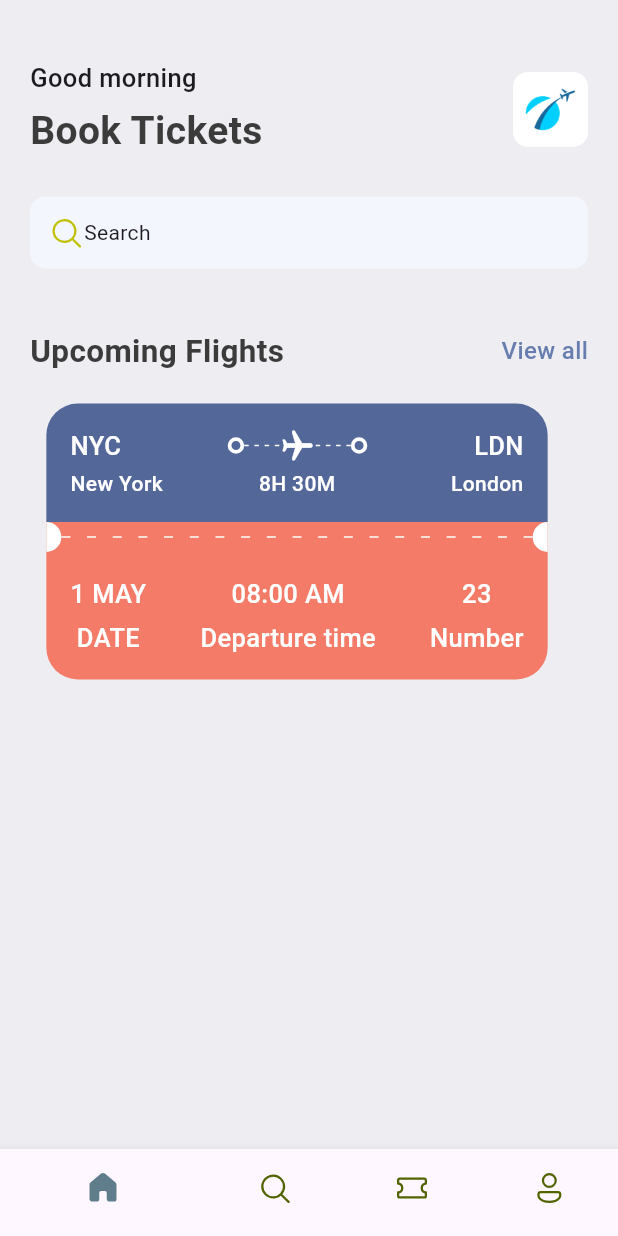
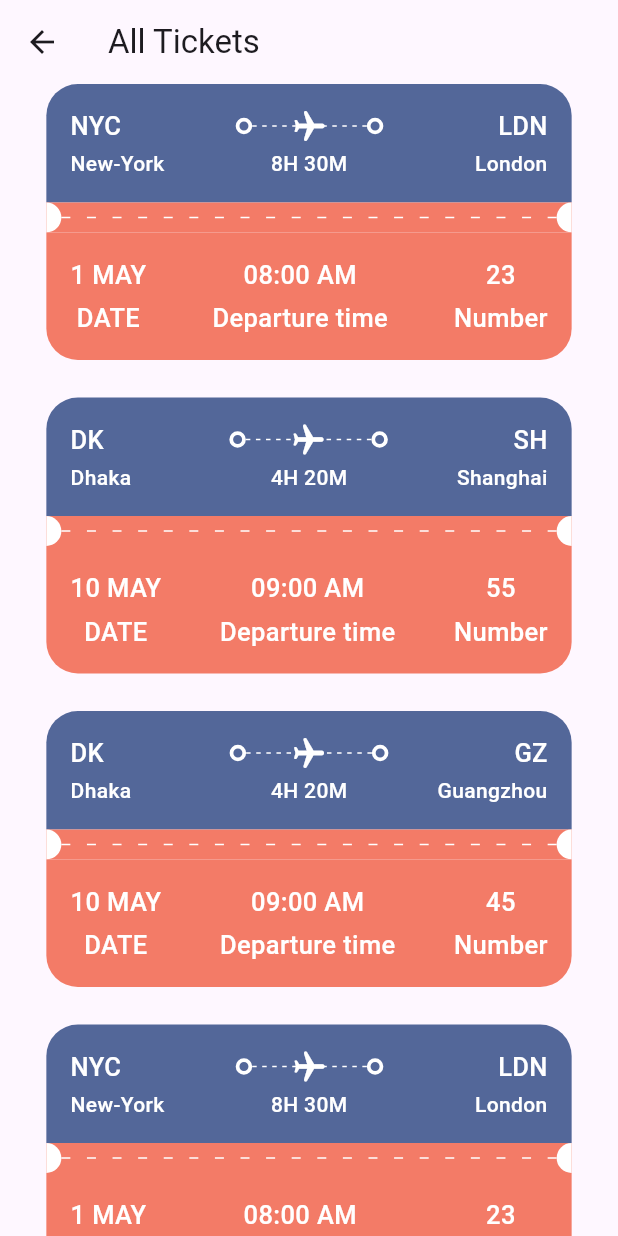
Before and after one commit to Bolutife-6978/Ticket_App, a Flutter app: the screen it shows after launch, after a tap on "View all", on a phone screen of 412 x 824 dp. Run offline on Flutter 3.47's test engine with Material 3 defaults, Android fonts, the phone set to English and light mode, and no system bars; our stand-ins replace fluentui_icons.

Commit message:
Ticket View All Page and MaterialPageRouter

```diff
--- /dev/null
+++ b/lib/base/utils/app_json.dart
@@ -0,0 +1,86 @@
+List<Map<String, dynamic>> ticketList = [
+  {
+    'from': {
+      'code':"NYC",
+      'name':"New-York"
+    },
+    'to': {
+      'code':"LDN",
+      'name':"London"
+    },
+    'flying_time': '8H 30M',
+    'date': "1 MAY",
+    'departure_time':"08:00 AM",
+    "number":23
+  },
+  {
+    'from': {
+      'code':"DK",
+      'name':"Dhaka"
+    },
+    'to': {
+      'code':"SH",
+      'name':"Shanghai"
+    },
+    'flying_time': '4H 20M',
+    'date': "10 MAY",
+    'departure_time':"09:00 AM",
+    "number":55
+  },
+  {
+    'from': {
+      'code':"DK",
+      'name':"Dhaka"
+    },
+    'to': {
+      'code':"GZ",
+      'name':"Guangzhou"
+    },
+    'flying_time': '4H 20M',
+    'date': "10 MAY",
+    'departure_time':"09:00 AM",
+    "number":45
+  },
+  {
+    'from': {
+      'code':"NYC",
+      'name':"New-York"
+    },
+    'to': {
+      'code':"LDN",
+      'name':"London"
+    },
+    'flying_time': '8H 30M',
+    'date': "1 MAY",
+    'departure_time':"08:00 AM",
+    "number":23
+  },
+  {
+    'from': {
+      'code':"DK",
+      'name':"Dhaka"
+    },
+    'to': {
+      'code':"SH",
+      'name':"Shanghai"
+    },
+    'flying_time': '4H 20M',
+    'date': "10 MAY",
+    'departure_time':"09:00 AM",
+    "number":55
+  },
+  {
+    'from': {
+      'code':"DK",
+      'name':"Dhaka"
+    },
+    'to': {
+      'code':"GZ",
+      'name':"Guangzhou"
+    },
+    'flying_time': '4H 20M',
+    'date': "10 MAY",
+    'departure_time':"09:00 AM",
+    "number":45
+  },
+];
--- a/lib/base/widgets/app_double_text.dart
+++ b/lib/base/widgets/app_double_text.dart
@@ -1,5 +1,6 @@
 import 'package:flutter/material.dart';
 import 'package:ticket_app/base/res/styles/app_styles.dart';
+import 'package:ticket_app/screens/all_tickets.dart';
 
 class AppDoubleText extends StatelessWidget {
   const AppDoubleText(
@@ -16,10 +17,16 @@ class AppDoubleText extends StatelessWidget {
           style: AppStyles.headLineStyle2,
         ),
         InkWell(
-          onTap: () {},
-          child: Text(smallText, style: AppStyles.textStyle.copyWith(
-            color: AppStyles.primaryColor
-          ),),
+          onTap: () {
+            Navigator.push(
+                context,
+                MaterialPageRoute(
+                    builder: (BuildContext context) => const AllTickets()));
+          },
+          child: Text(
+            smallText,
+            style: AppStyles.textStyle.copyWith(color: AppStyles.primaryColor),
+          ),
         ),
       ],
     );
--- a/lib/base/widgets/ticket_view.dart
+++ b/lib/base/widgets/ticket_view.dart
@@ -9,7 +9,10 @@ import 'package:ticket_app/base/widgets/ticket_text_layout.dart';
 import '../res/styles/app_styles.dart';
 
 class TicketView extends StatelessWidget {
-  const TicketView({super.key});
+  final Map<String, dynamic> ticket;
+  final bool wholeScreen;
+  const TicketView(
+      {super.key, required this.ticket, required this.wholeScreen});
 
   @override
   Widget build(BuildContext context) {
@@ -18,7 +21,7 @@ class TicketView extends StatelessWidget {
       width: size.width * 0.85,
       height: 189,
       child: Container(
-        margin: const EdgeInsets.only(right: 16),
+        margin: EdgeInsets.only(right: wholeScreen ? 0 : 16),
         child: Column(
           children: [
             //Blue Ticket
@@ -36,7 +39,7 @@ class TicketView extends StatelessWidget {
                     //show departure and destination with icon
                     Row(
                       children: [
-                        const TextStyleThird(text: "NYC"),
+                        TextStyleThird(text: ticket["from"]["code"]),
                         Expanded(child: Container()),
                         const BigDot(),
                         Expanded(
@@ -60,7 +63,7 @@ class TicketView extends StatelessWidget {
                         )),
                         const BigDot(),
                         Expanded(child: Container()),
-                        const TextStyleThird(text: "LDN"),
+                        TextStyleThird(text: ticket["to"]["code"]),
                       ],
                     ),
                     const SizedBox(
@@ -69,16 +72,17 @@ class TicketView extends StatelessWidget {
                     //show departure and destination names with time
                     Row(
                       children: [
-                        const SizedBox(
+                        SizedBox(
                             width: 100,
-                            child: TextStyleFourth(text: "New York")),
+                            child:
+                                TextStyleFourth(text: ticket["from"]["name"])),
                         Expanded(child: Container()),
-                        const TextStyleFourth(text: "8H 30M"),
+                        TextStyleFourth(text: ticket["flying_time"]),
                         Expanded(child: Container()),
-                        const SizedBox(
+                        SizedBox(
                             width: 100,
                             child: TextStyleFourth(
-                              text: "London",
+                              text: ticket["to"]["name"],
                               align: TextAlign.end,
                             ))
                       ],
@@ -115,7 +119,7 @@ class TicketView extends StatelessWidget {
                     bottomLeft: Radius.circular(21),
                     bottomRight: Radius.circular(21)),
               ),
-              child: const Center(
+              child: Center(
                 child: Column(
                   children: [
                     //show departure and destination with icon
@@ -123,17 +127,17 @@ class TicketView extends StatelessWidget {
                       mainAxisAlignment: MainAxisAlignment.spaceBetween,
                       children: [
                         TicketTextLayout(
-                          topText: "1 MAY",
+                          topText: ticket["date"],
                           bottomText: "DATE",
                           alignment: CrossAxisAlignment.start,
                         ),
                         TicketTextLayout(
-                          topText: "08:00 AM",
+                          topText: ticket["departure_time"],
                           bottomText: "Departure time",
                           alignment: CrossAxisAlignment.center,
                         ),
                         TicketTextLayout(
-                          topText: "23",
+                          topText: ticket["number"].toString(),
                           bottomText: "Number",
                           alignment: CrossAxisAlignment.end,
                         ),
--- /dev/null
+++ b/lib/screens/all_tickets.dart
@@ -0,0 +1,30 @@
+import 'package:flutter/material.dart';
+import 'package:ticket_app/base/utils/app_json.dart';
+import 'package:ticket_app/base/widgets/ticket_view.dart';
+
+class AllTickets extends StatelessWidget {
+  const AllTickets({super.key});
+
+  @override
+  Widget build(BuildContext context) {
+    return Scaffold(
+      appBar: AppBar(
+        title: const Text("All Tickets"),
+      ),
+      body: ListView(
+        children: [
+          SingleChildScrollView(
+            scrollDirection: Axis.vertical,
+            child: Column(
+              children: ticketList
+                  .map((singleTicket) => Container(
+                      margin: const EdgeInsets.only(bottom: 20),
+                      child: TicketView(ticket: singleTicket,wholeScreen: true,)))
+                  .toList(),
+            ),
+          )
+        ],
+      ),
+    );
+  }
+}
--- a/lib/screens/home_screen.dart
+++ b/lib/screens/home_screen.dart
@@ -5,6 +5,7 @@ import 'package:ticket_app/base/widgets/ticket_view.dart';
 
 import '../base/res/media.dart';
 import '../base/res/styles/app_styles.dart';
+import '../base/utils/app_json.dart';
 
 class HomeScreen extends StatelessWidget {
   const HomeScreen({super.key});
@@ -15,7 +16,9 @@ class HomeScreen extends StatelessWidget {
       backgroundColor: AppStyles.bgColor,
       body: ListView(
         children: [
-          const SizedBox(height: 40,),
+          const SizedBox(
+            height: 40,
+          ),
           Container(
             padding: const EdgeInsets.symmetric(horizontal: 20),
             child: Column(
@@ -67,14 +70,24 @@ class HomeScreen extends StatelessWidget {
                     ],
                   ),
                 ),
-                const SizedBox(height: 40,),
-                const AppDoubleText(bigText: 'Upcoming Flights', smallText: 'View all',),
-                const SizedBox(height: 20,),
-               const TicketView(),
+                const SizedBox(
+                  height: 40,
+                ),
+                const AppDoubleText(
+                  bigText: 'Upcoming Flights',
+                  smallText: 'View all',
+                ),
+                const SizedBox(
+                  height: 20,
+                ),
+                 SingleChildScrollView(
+                    scrollDirection: Axis.horizontal,
+                    child: Row(
+                      children: ticketList.map((singleTicket) =>  TicketView(ticket: singleTicket, wholeScreen: false,)).toList()),
+                    ),
               ],
             ),
           ),
-
         ],
       ),
     );
```
